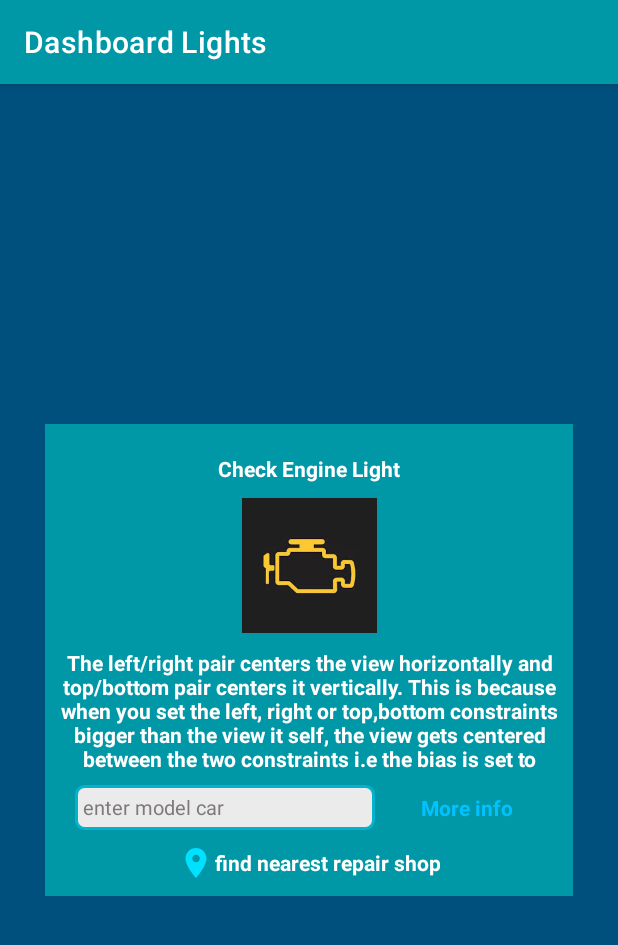
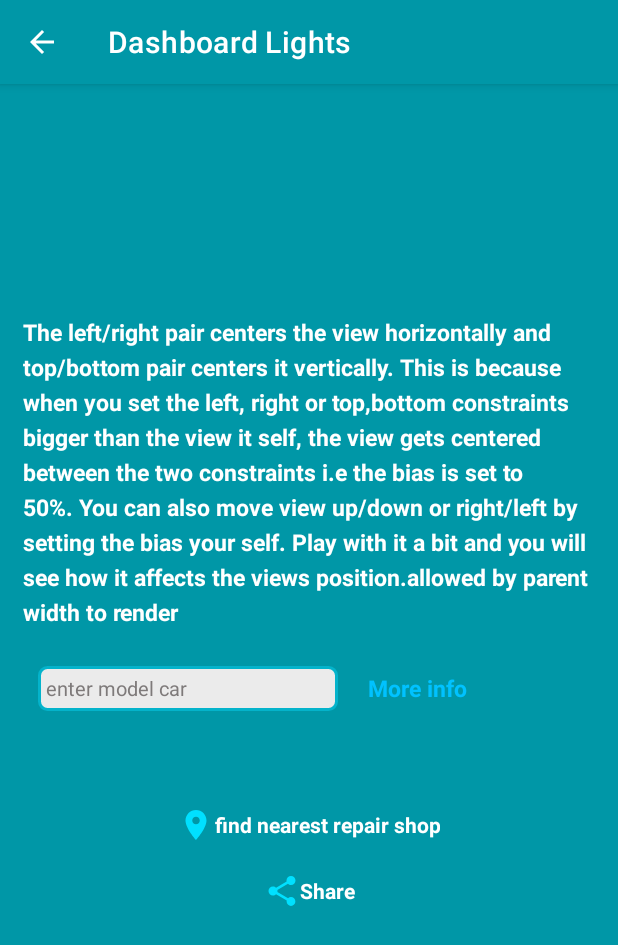
Before and after one commit to era-muriithi/Dashboard, an Android app: the CheckEngine screen opened directly, with no data from a screen before it, on a phone screen of 412 x 824 dp. Shown: the top 945 px of the screen. Run offline under Robolectric (Android 15) with nearby library versions, the phone set to English and light mode, and no system bars.

Commit message:
Linked list items to details activity

```diff
--- a/app/src/main/java/com/example/dashboardlights/CheckEngine.java
+++ b/app/src/main/java/com/example/dashboardlights/CheckEngine.java
@@ -1,14 +1,49 @@
 package com.example.dashboardlights;
 
+import android.content.Intent;
 import android.os.Bundle;
+import android.view.MenuItem;
+import android.widget.ImageView;
+import android.widget.ListView;
+import android.widget.TextView;
+import android.widget.Toolbar;
 
+import androidx.annotation.NonNull;
+import androidx.appcompat.app.ActionBar;
 import androidx.appcompat.app.AppCompatActivity;
 
 public class CheckEngine extends AppCompatActivity {
+    TextView lighttitle;
+    ImageView imageView;
+    ListView lightlist;
 
     @Override
     protected void onCreate(Bundle savedInstanceState) {
         super.onCreate(savedInstanceState);
         setContentView(R.layout.checkengine_activity);
+
+
+        lighttitle = findViewById(R.id.light_title);
+        imageView = findViewById(R.id.lightimage);
+        lightlist = findViewById(R.id.lightslist);
+
+        Intent intent = getIntent();
+        String receivedName = intent.getStringExtra("name");
+        int receivedImage = intent.getIntExtra("image", 0);
+        lighttitle.setText(receivedName);
+        imageView.setImageResource(receivedImage);
+
+        ActionBar actionBar = getSupportActionBar();
+
+        // showing the back button in action bar
+        actionBar.setDisplayHomeAsUpEnabled(true);
+        }
+    public boolean onOptionsItemSelected(@NonNull MenuItem item) {
+        switch (item.getItemId()) {
+            case android.R.id.home:
+                this.finish();
+                return true;
+        }
+        return super.onOptionsItemSelected(item);
     }
-}
+    }
--- a/app/src/main/java/com/example/dashboardlights/MainActivity.java
+++ b/app/src/main/java/com/example/dashboardlights/MainActivity.java
@@ -53,5 +53,7 @@ public class MainActivity extends AppCompatActivity {
 
         });
 
+
+
     }
 }
--- /dev/null
+++ b/app/src/main/res/drawable/share.xml
@@ -0,0 +1,5 @@
+<vector android:height="24dp" android:tint="#00E0FF"
+    android:viewportHeight="24" android:viewportWidth="24"
+    android:width="24dp" xmlns:android="http://schemas.android.com/apk/res/android">
+    <path android:fillColor="@android:color/white" android:pathData="M18,16.08c-0.76,0 -1.44,0.3 -1.96,0.77L8.91,12.7c0.05,-0.23 0.09,-0.46 0.09,-0.7s-0.04,-0.47 -0.09,-0.7l7.05,-4.11c0.54,0.5 1.25,0.81 2.04,0.81 1.66,0 3,-1.34 3,-3s-1.34,-3 -3,-3 -3,1.34 -3,3c0,0.24 0.04,0.47 0.09,0.7L8.04,9.81C7.5,9.31 6.79,9 6,9c-1.66,0 -3,1.34 -3,3s1.34,3 3,3c0.79,0 1.5,-0.31 2.04,-0.81l7.12,4.16c-0.05,0.21 -0.08,0.43 -0.08,0.65 0,1.61 1.31,2.92 2.92,2.92 1.61,0 2.92,-1.31 2.92,-2.92s-1.31,-2.92 -2.92,-2.92z"/>
+</vector>
--- a/app/src/main/res/layout/checkengine_activity.xml
+++ b/app/src/main/res/layout/checkengine_activity.xml
@@ -1,23 +1,20 @@
 <?xml version="1.0" encoding="utf-8"?>
+<ScrollView
+    xmlns:android="http://schemas.android.com/apk/res/android"
+    android:layout_width="wrap_content"
+    android:layout_height="match_parent"
+    android:background="#0097A7"
+    >
+
 <androidx.constraintlayout.widget.ConstraintLayout
-    xmlns:android="http://schemas.android.com/apk/res/android"
     xmlns:app="http://schemas.android.com/apk/res-auto"
     xmlns:tools="http://schemas.android.com/tools"
     android:layout_width="match_parent"
     android:layout_height="match_parent"
-    android:background="#00507D"
+    android:padding="10dp"
+    android:background="#0097A7"
     tools:context=".CheckEngine">
 
-    <androidx.constraintlayout.widget.ConstraintLayout
-        android:layout_width="match_parent"
-        android:layout_height="wrap_content"
-        android:layout_margin="30dp"
-        android:padding="10dp"
-        android:background="#0097A7"
-        app:layout_constraintBottom_toBottomOf="parent"
-        app:layout_constraintLeft_toLeftOf="parent"
-        app:layout_constraintRight_toRightOf="parent"
-        app:layout_constraintTop_toTopOf="parent">
 
         <TextView
             android:id="@+id/light_title"
@@ -49,8 +46,11 @@
             android:id="@+id/light_details"
             android:layout_width="wrap_content"
             android:layout_height="wrap_content"
-            android:gravity="center"
+            android:lineSpacingExtra="5dp"
+            android:textSize="15sp"
+            android:padding="5dp"
             android:layout_margin="10dp"
+            android:layout_gravity="center"
             android:text="@string/details"
             android:textColor="#FFFFFF"
             android:textStyle="bold"
@@ -58,25 +58,19 @@
             app:layout_constraintRight_toRightOf="parent"
             app:layout_constraintTop_toBottomOf="@id/lightimage" />
 
-        <LinearLayout
-            android:id="@+id/info_layout"
-            android:layout_width="match_parent"
-            android:layout_height="wrap_content"
-            android:orientation="horizontal"
-            android:background="#0097A7"
-            app:layout_constraintBottom_toBottomOf="@id/light_details"
-            app:layout_constraintLeft_toLeftOf="parent"
-            app:layout_constraintRight_toRightOf="parent">
 
         <EditText
             android:id="@+id/model"
             android:layout_width="200dp"
             android:layout_height="30dp"
-            android:layout_margin="10dp"
             android:hint="enter model car"
+            android:layout_marginStart="15dp"
+            android:layout_marginTop="20dp"
             android:textColorHint="#7E7A7A"
             android:padding="5dp"
             android:textSize="13sp"
+            app:layout_constraintTop_toBottomOf="@+id/light_details"
+            app:layout_constraintLeft_toLeftOf="parent"
             android:background="@drawable/border"
              />
 
@@ -84,13 +78,14 @@
                 android:id="@+id/info"
                 android:layout_width="wrap_content"
                 android:layout_height="wrap_content"
-                android:layout_gravity="center"
-                android:gravity="center"
                 android:text="More info"
                 android:layout_marginStart="20dp"
+                android:layout_marginTop="24dp"
                 android:textColor="#00C2FF"
+                android:textSize="15sp"
+                app:layout_constraintTop_toBottomOf="@+id/light_details"
+                app:layout_constraintLeft_toRightOf="@+id/model"
                 android:textStyle="bold" />
-        </LinearLayout>
 
     <TextView
         android:id="@+id/repair"
@@ -98,14 +93,30 @@
         android:layout_height="wrap_content"
         android:gravity="center"
         android:text="find nearest repair shop"
-            android:drawableLeft="@drawable/location"
         android:textColor="#FFFFFF"
         android:textStyle="bold"
+        android:layout_marginTop="20dp"
         app:layout_constraintBottom_toBottomOf="parent"
-            app:layout_constraintTop_toBottomOf="@+id/info_layout"
         app:layout_constraintLeft_toLeftOf="parent"
         app:layout_constraintRight_toRightOf="parent"
-           />
+        app:layout_constraintTop_toBottomOf="@+id/model"
+        app:drawableLeftCompat="@drawable/location" />
+
+    <TextView
+        android:id="@+id/share"
+        android:layout_width="wrap_content"
+        android:layout_height="wrap_content"
+        android:gravity="center"
+        android:text="Share"
+        android:textColor="#FFFFFF"
+        android:textStyle="bold"
+        android:layout_marginTop="20dp"
+        app:layout_constraintBottom_toBottomOf="parent"
+        app:layout_constraintLeft_toLeftOf="parent"
+        app:layout_constraintRight_toRightOf="parent"
+        app:layout_constraintTop_toBottomOf="@+id/repair"
+        app:drawableLeftCompat="@drawable/share" />
+
 
 </androidx.constraintlayout.widget.ConstraintLayout>
-</androidx.constraintlayout.widget.ConstraintLayout>
+</ScrollView>
--- a/app/src/main/res/values/strings.xml
+++ b/app/src/main/res/values/strings.xml
@@ -15,5 +15,6 @@
         This is because when you set the left, right or top,bottom constraints bigger than the view it self,
         the view gets centered between the two constraints i.e the bias is set to 50%.
         You can also move view up/down or right/left by setting the bias your self. Play with it a
-        bit and you will see how it affects the views position.</string>
+        bit and you will see how it affects the views position.allowed by parent width to render
+       </string>
 </resources>
```
Also changed, not shown: app/src/main/java/com/example/dashboardlights/Safety.java (+43 -11 lines). Lines whose indentation alone changed are shown as unchanged.
